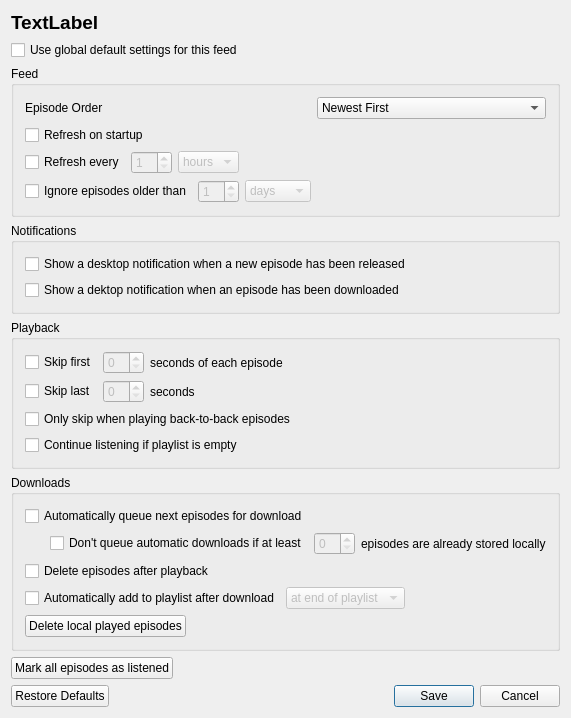
First picture: the form in podcatcher/Resources/ui/windows/FeedSettingsWindow.ui, repository lostrootpass/alphagem, before the edit.
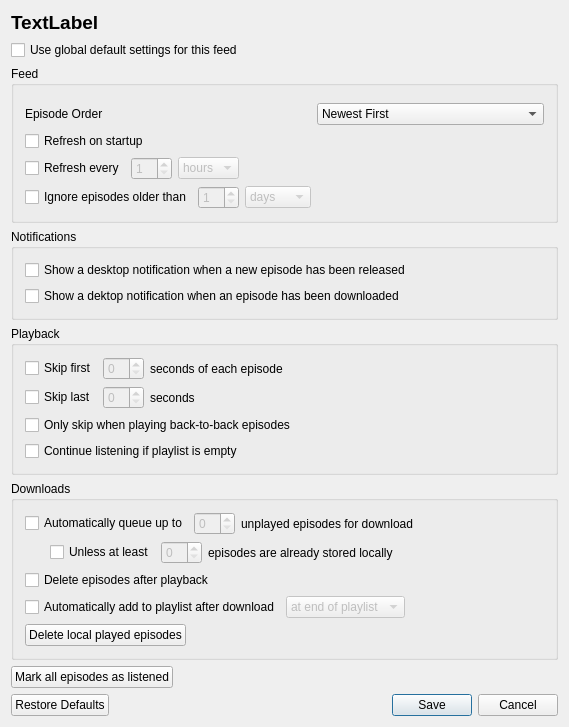
Second picture: the form after the edit.

Commit message: Automatically download episodes based on feed settings.

Diff of the .ui file:
```diff
--- a/podcatcher/Resources/ui/windows/FeedSettingsWindow.ui
+++ b/podcatcher/Resources/ui/windows/FeedSettingsWindow.ui
@@ -7,7 +7,7 @@
     <x>0</x>
     <y>0</y>
     <width>569</width>
-    <height>644</height>
+    <height>684</height>
    </rect>
   </property>
   <property name="windowTitle">
@@ -44,7 +44,10 @@
       <string>Feed</string>
      </property>
      <layout class="QFormLayout" name="formLayout_2">
-      <item row="0" column="0">
+      <item row="0" column="1">
+       <layout class="QHBoxLayout" name="horizontalLayout_6"/>
+      </item>
+      <item row="1" column="0">
        <widget class="QLabel" name="episodeOrderLabel">
         <property name="whatsThis">
          <string>Whether to have the newest episode or the oldest episode be treated as the starting point. This affects the order that episodes are displayed in, as well as the other in which episodes are automatically downloaded. For story-style podcasts where you want to listen from the beginning, select Oldest First. For news podcasts, select Newest First.</string>
@@ -54,7 +57,7 @@
         </property>
        </widget>
       </item>
-      <item row="0" column="1">
+      <item row="1" column="1">
        <widget class="QComboBox" name="episodeOrderComboBox">
         <property name="whatsThis">
          <string>Whether to have the newest episode or the oldest episode be treated as the starting point. This affects the order that episodes are displayed in, as well as the other in which episodes are automatically downloaded. For story-style podcasts where you want to listen from the beginning, select Oldest First. For news podcasts, select Newest First.</string>
@@ -71,7 +74,7 @@
         </item>
        </widget>
       </item>
-      <item row="1" column="0">
+      <item row="2" column="0">
        <widget class="QCheckBox" name="refreshOnStartupCheckBox">
         <property name="whatsThis">
          <string>If enabled, this feed will be refreshed when the application starts.</string>
@@ -81,7 +84,7 @@
         </property>
        </widget>
       </item>
-      <item row="2" column="0">
+      <item row="3" column="0">
        <layout class="QHBoxLayout" name="horizontalLayout_2">
         <item>
          <widget class="QCheckBox" name="refreshEveryCheckBox">
@@ -128,7 +131,7 @@
         </item>
        </layout>
       </item>
-      <item row="3" column="0">
+      <item row="4" column="0">
        <layout class="QHBoxLayout" name="horizontalLayout_3">
         <item>
          <widget class="QCheckBox" name="ignoreOlderThanCheckBox">
@@ -311,26 +314,34 @@
      </property>
      <layout class="QFormLayout" name="formLayout_4">
       <item row="0" column="0">
+       <layout class="QHBoxLayout" name="horizontalLayout_8">
+        <item>
        <widget class="QCheckBox" name="autoDownloadCheckBox">
         <property name="whatsThis">
          <string>If Episode Order is newest first, this will be the most recently posted episode. For Oldest First, it will be the oldest unplayed episode. Only episodes that have not been listened to will be queued.</string>
         </property>
         <property name="text">
-         <string>Automatically queue next episodes for download</string>
+           <string>Automatically queue up to</string>
         </property>
        </widget>
       </item>
-      <item row="2" column="0">
-       <widget class="QCheckBox" name="autoDeleteCheckBox">
-        <property name="whatsThis">
-         <string>If enabled, downloaded episodes will be deleted automatically after playback has finished.</string>
-        </property>
+        <item>
+         <widget class="QSpinBox" name="maximumSimtaneousSpinBox">
+          <property name="enabled">
+           <bool>false</bool>
+          </property>
+         </widget>
+        </item>
+        <item>
+         <widget class="QLabel" name="label_2">
         <property name="text">
-         <string>Delete episodes after playback</string>
+           <string>unplayed episodes for download</string>
         </property>
        </widget>
       </item>
-      <item row="1" column="0">
+       </layout>
+      </item>
+      <item row="2" column="0">
        <layout class="QHBoxLayout" name="storageLimitLayout">
         <property name="leftMargin">
          <number>25</number>
@@ -341,7 +352,7 @@
            <string>Enable a limit for the maximum number of episodes for this feed that can be stored locally before episodes stop being automatically queued for download (if enabled). This includes episodes that you have downloaded manually, but does not affect your ability to manually download episodes.</string>
           </property>
           <property name="text">
-           <string>Don't queue automatic downloads if at least</string>
+           <string>Unless at least</string>
           </property>
          </widget>
         </item>
@@ -361,17 +372,17 @@
         </item>
        </layout>
       </item>
-      <item row="4" column="0">
-       <widget class="QPushButton" name="deleteLocalPlayedButton">
+      <item row="3" column="0">
+       <widget class="QCheckBox" name="autoDeleteCheckBox">
         <property name="whatsThis">
          <string>Delete all downloaded episodes from this feed that have been listened to. They will remain in the episode list for streaming or redownloading.</string>
         </property>
         <property name="text">
-         <string>Delete local played episodes</string>
+         <string>Delete episodes after playback</string>
         </property>
        </widget>
       </item>
-      <item row="3" column="0">
+      <item row="4" column="0">
        <layout class="QHBoxLayout" name="horizontalLayout_7">
         <item>
          <widget class="QCheckBox" name="autoPlaylistCheckBox">
@@ -405,6 +416,16 @@
         </item>
        </layout>
       </item>
+      <item row="5" column="0">
+       <widget class="QPushButton" name="deleteLocalPlayedButton">
+        <property name="whatsThis">
+         <string>Delete all downloaded episodes from this feed that have been listened to. They will remain in the episode list for streaming or redownloading.</string>
+        </property>
+        <property name="text">
+         <string>Delete local played episodes</string>
+        </property>
+       </widget>
+      </item>
      </layout>
     </widget>
    </item>
```
Left out of the diff: 2 changed lines with no effect on the pictures. Lines whose indentation alone changed are shown as unchanged. The commit also changes 10 other files.
